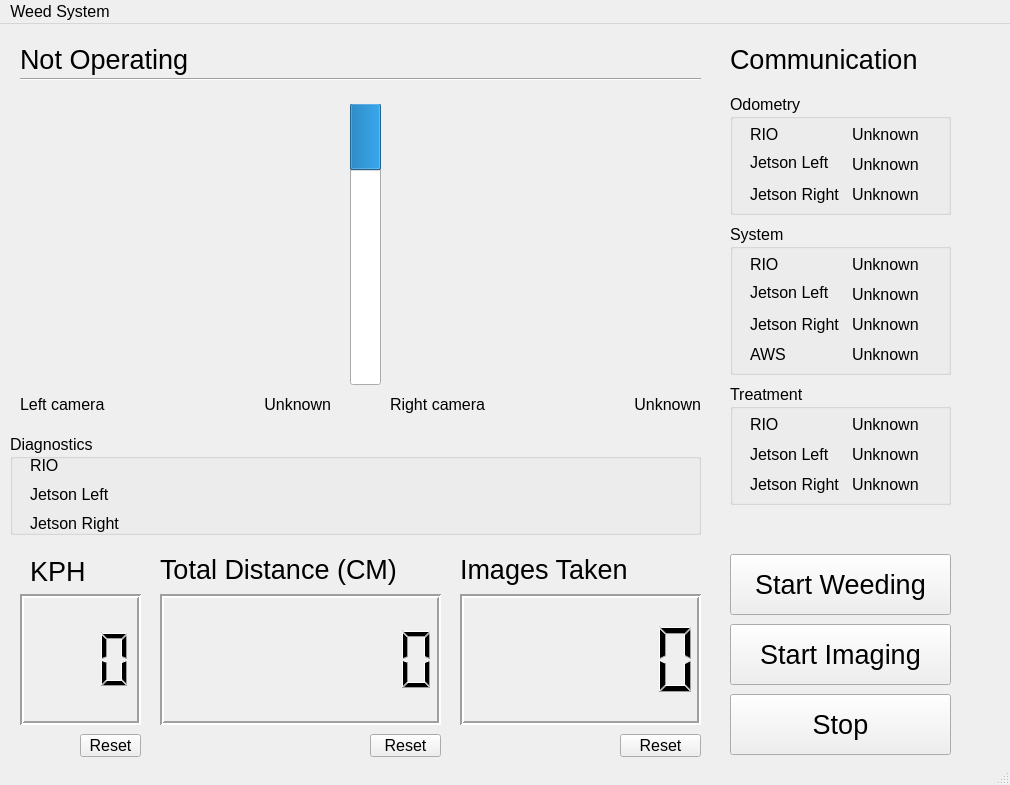
This is console/console.ui in evan-mcginnis/weeds as Qt 5 draws it before an edit. The edited form follows.
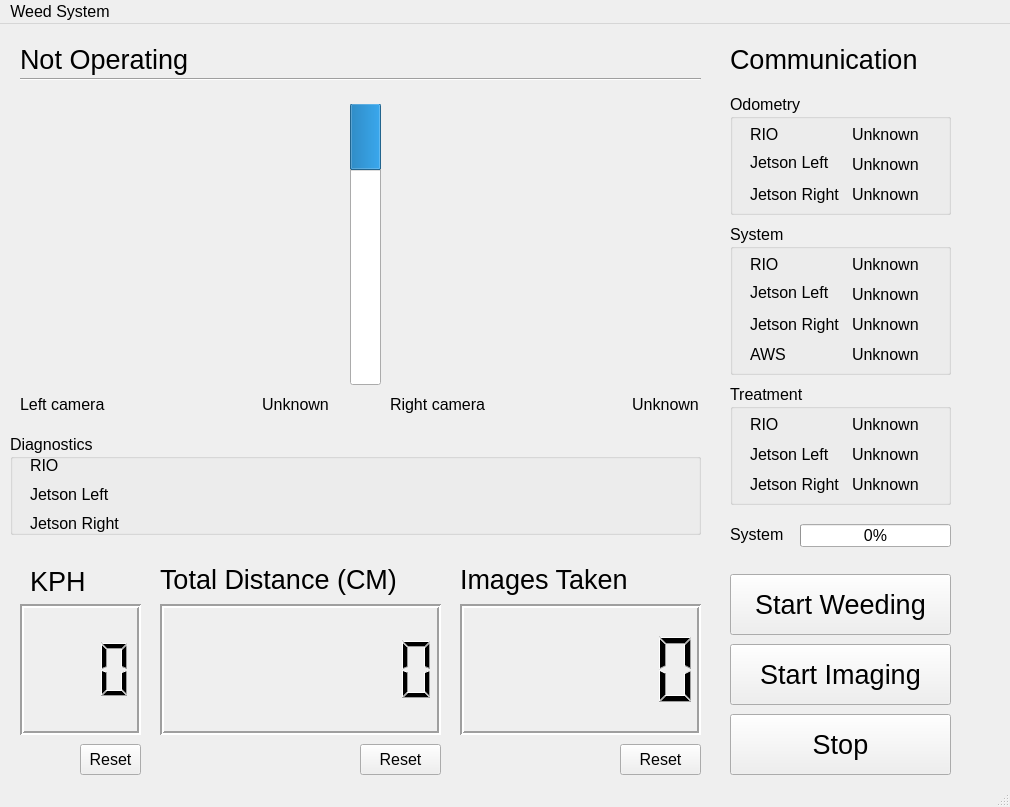
This is the edited form. Icons and pictures are not drawn.

Commit message: Add system status bar and enable buttons once connection is made

Patch:
```diff
--- a/console/console.ui
+++ b/console/console.ui
@@ -7,7 +7,7 @@
     <x>0</x>
     <y>0</y>
     <width>1010</width>
-    <height>785</height>
+    <height>807</height>
    </rect>
   </property>
   <property name="font">
@@ -175,7 +175,7 @@
     <property name="geometry">
      <rect>
       <x>20</x>
-      <y>570</y>
+      <y>580</y>
       <width>121</width>
       <height>131</height>
      </rect>
@@ -197,7 +197,7 @@
     <property name="geometry">
      <rect>
       <x>30</x>
-      <y>532</y>
+      <y>542</y>
       <width>111</width>
       <height>31</height>
      </rect>
@@ -215,7 +215,7 @@
     <property name="geometry">
      <rect>
       <x>460</x>
-      <y>570</y>
+      <y>580</y>
       <width>241</width>
       <height>131</height>
      </rect>
@@ -234,7 +234,7 @@
     <property name="geometry">
      <rect>
       <x>460</x>
-      <y>530</y>
+      <y>540</y>
       <width>201</width>
       <height>31</height>
      </rect>
@@ -252,7 +252,7 @@
     <property name="geometry">
      <rect>
       <x>730</x>
-      <y>530</y>
+      <y>550</y>
       <width>221</width>
       <height>61</height>
      </rect>
@@ -273,7 +273,7 @@
     <property name="geometry">
      <rect>
       <x>730</x>
-      <y>670</y>
+      <y>690</y>
       <width>221</width>
       <height>61</height>
      </rect>
@@ -657,7 +657,7 @@
     <property name="geometry">
      <rect>
       <x>160</x>
-      <y>570</y>
+      <y>580</y>
       <width>281</width>
       <height>131</height>
      </rect>
@@ -676,7 +676,7 @@
     <property name="geometry">
      <rect>
       <x>160</x>
-      <y>530</y>
+      <y>540</y>
       <width>241</width>
       <height>31</height>
      </rect>
@@ -769,7 +769,7 @@
      <string>Unknown</string>
     </property>
     <property name="alignment">
-     <set>Qt::AlignRight|Qt::AlignTrailing|Qt::AlignVCenter</set>
+     <set>Qt::AlignCenter</set>
     </property>
    </widget>
    <widget class="QLabel" name="status_camera_right">
@@ -788,14 +788,14 @@
      <string>Unknown</string>
     </property>
     <property name="alignment">
-     <set>Qt::AlignRight|Qt::AlignTrailing|Qt::AlignVCenter</set>
+     <set>Qt::AlignCenter</set>
     </property>
    </widget>
    <widget class="QPushButton" name="button_start_imaging">
     <property name="geometry">
      <rect>
       <x>730</x>
-      <y>600</y>
+      <y>620</y>
       <width>221</width>
       <height>61</height>
      </rect>
@@ -862,9 +862,9 @@
     <property name="geometry">
      <rect>
       <x>80</x>
-      <y>710</y>
+      <y>720</y>
       <width>61</width>
-      <height>23</height>
+      <height>31</height>
      </rect>
     </property>
     <property name="toolTip">
@@ -877,10 +877,10 @@
    <widget class="QPushButton" name="reset_distance">
     <property name="geometry">
      <rect>
-      <x>370</x>
-      <y>710</y>
-      <width>71</width>
-      <height>23</height>
+      <x>360</x>
+      <y>720</y>
+      <width>81</width>
+      <height>31</height>
      </rect>
     </property>
     <property name="toolTip">
@@ -894,9 +894,9 @@
     <property name="geometry">
      <rect>
       <x>620</x>
-      <y>710</y>
+      <y>720</y>
       <width>81</width>
-      <height>23</height>
+      <height>31</height>
      </rect>
     </property>
     <property name="toolTip">
@@ -969,6 +969,38 @@
      <bool>true</bool>
     </property>
    </widget>
+   <widget class="QProgressBar" name="initializing">
+    <property name="geometry">
+     <rect>
+      <x>800</x>
+      <y>500</y>
+      <width>151</width>
+      <height>23</height>
+     </rect>
+    </property>
+    <property name="toolTip">
+     <string>&lt;html&gt;&lt;head/&gt;&lt;body&gt;&lt;p&gt;System Status must be at 100% before any operation is attempted&lt;/p&gt;&lt;/body&gt;&lt;/html&gt;</string>
+    </property>
+    <property name="styleSheet">
+     <string notr="true"/>
+    </property>
+    <property name="value">
+     <number>0</number>
+    </property>
+   </widget>
+   <widget class="QLabel" name="label_5">
+    <property name="geometry">
+     <rect>
+      <x>730</x>
+      <y>500</y>
+      <width>61</width>
+      <height>21</height>
+     </rect>
+    </property>
+    <property name="text">
+     <string>System</string>
+    </property>
+   </widget>
   </widget>
   <widget class="QMenuBar" name="menubar">
    <property name="geometry">
```
The commit also changes 3 other files.
